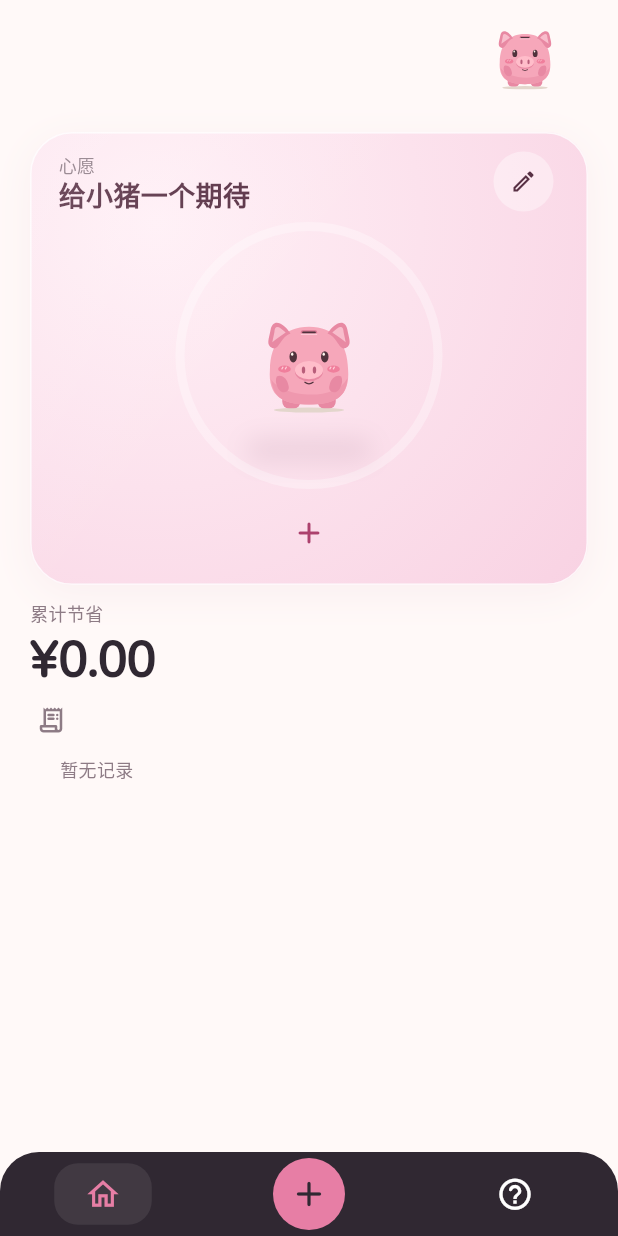
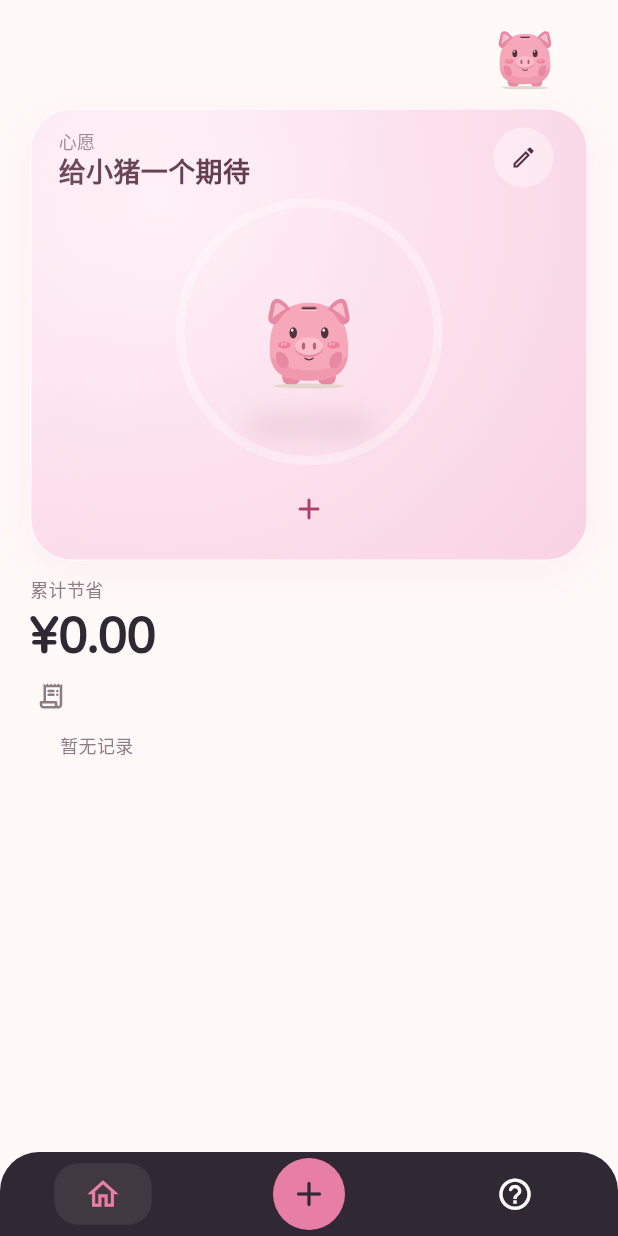
Before and after one commit to Naclarb/Wallehog, a Flutter app: the screen it shows after launch, on a phone screen of 412 x 824 dp. Run offline on Flutter 3.47's test engine with Material 3 defaults, Android fonts, the phone set to English and light mode, and no system bars; our stand-ins replace sqflite; accounts and stored records are empty.

Commit message:
fix(home): fit pig layout to character height

```diff
--- a/lib/features/home/home_page.dart
+++ b/lib/features/home/home_page.dart
@@ -227,9 +227,12 @@ class _HomePageState extends State<HomePage>
                         final maxX = math.max(0.0, area.maxWidth - 84);
                         final minY = math.min(
                           safeTop,
-                          math.max(0.0, area.maxHeight - 78),
+                          math.max(0.0, area.maxHeight - InlinePig.height),
                         );
-                        final maxY = math.max(minY, area.maxHeight - 78);
+                        final maxY = math.max(
+                          minY,
+                          area.maxHeight - InlinePig.height,
+                        );
                         final initialX = tablet
                             ? math.max(0.0, area.maxWidth - 116)
                             : math.max(0.0, area.maxWidth - 104);
@@ -408,7 +411,7 @@ class _HomePageState extends State<HomePage>
                 ),
                 child: Column(
                   children: [
-                    const SizedBox(height: 78),
+                    const SizedBox(height: InlinePig.height),
                     SizedBox(height: tablet ? 24 : 6),
                   ],
                 ),
--- a/lib/shared/inline_pig.dart
+++ b/lib/shared/inline_pig.dart
@@ -8,6 +8,8 @@ import 'pig_character.dart';
 import '../character/pig_actor.dart';
 
 class InlinePig extends StatefulWidget {
+  static const height = 62.0;
+
   const InlinePig({
     super.key,
     required this.level,
@@ -79,7 +81,7 @@ class _InlinePigState extends State<InlinePig> with TickerProviderStateMixin {
   @override
   Widget build(BuildContext context) => SizedBox(
     width: 84,
-    height: 78,
+    height: InlinePig.height,
     child: Stack(
       clipBehavior: Clip.none,
       children: [
@@ -93,7 +95,7 @@ class _InlinePigState extends State<InlinePig> with TickerProviderStateMixin {
             child: SizedBox(
               key: const Key('roomPig'),
               width: 84,
-              height: 78,
+              height: InlinePig.height,
               child: Column(
                 children: [
                   AnimatedBuilder(
@@ -122,7 +124,7 @@ class _InlinePigState extends State<InlinePig> with TickerProviderStateMixin {
                           child: SizedBox(
                             key: widget.imageKey,
                             width: 80,
-                            height: 62,
+                            height: InlinePig.height,
                             child: PigCharacterView(
                               action: _flyaway.isAnimating
                                   ? PigAction.flyaway
```
Also changed, not shown: 3 other files.
